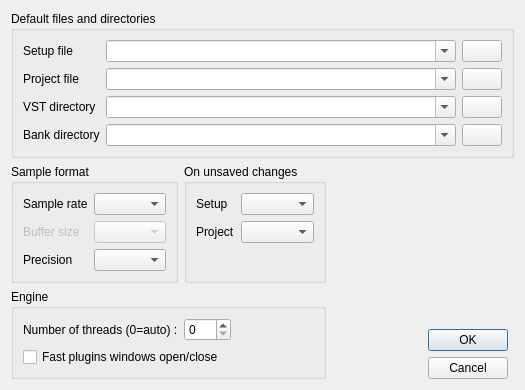
The window that src/common/views/configdialog.ui (CtrlBrk/vstboard) describes before a commit, drawn with Qt 5.
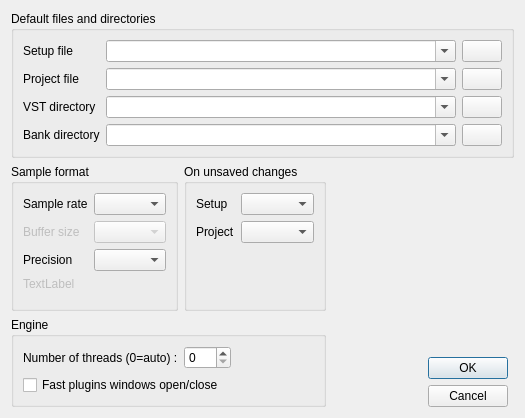
The same window after the commit. Icons and pictures are not drawn.

```diff
--- a/src/common/views/configdialog.ui
+++ b/src/common/views/configdialog.ui
@@ -7,7 +7,7 @@
     <x>0</x>
     <y>0</y>
     <width>525</width>
-    <height>370</height>
+    <height>418</height>
    </rect>
   </property>
   <property name="sizePolicy">
@@ -360,6 +360,16 @@
         </property>
        </widget>
       </item>
+      <item row="4" column="0" colspan="2">
+       <widget class="QLabel" name="currentSampleprecision">
+        <property name="enabled">
+         <bool>false</bool>
+        </property>
+        <property name="text">
+         <string>TextLabel</string>
+        </property>
+       </widget>
+      </item>
      </layout>
     </widget>
    </item>
```
Left out of the diff: 14 changed lines with no effect on the pictures.
